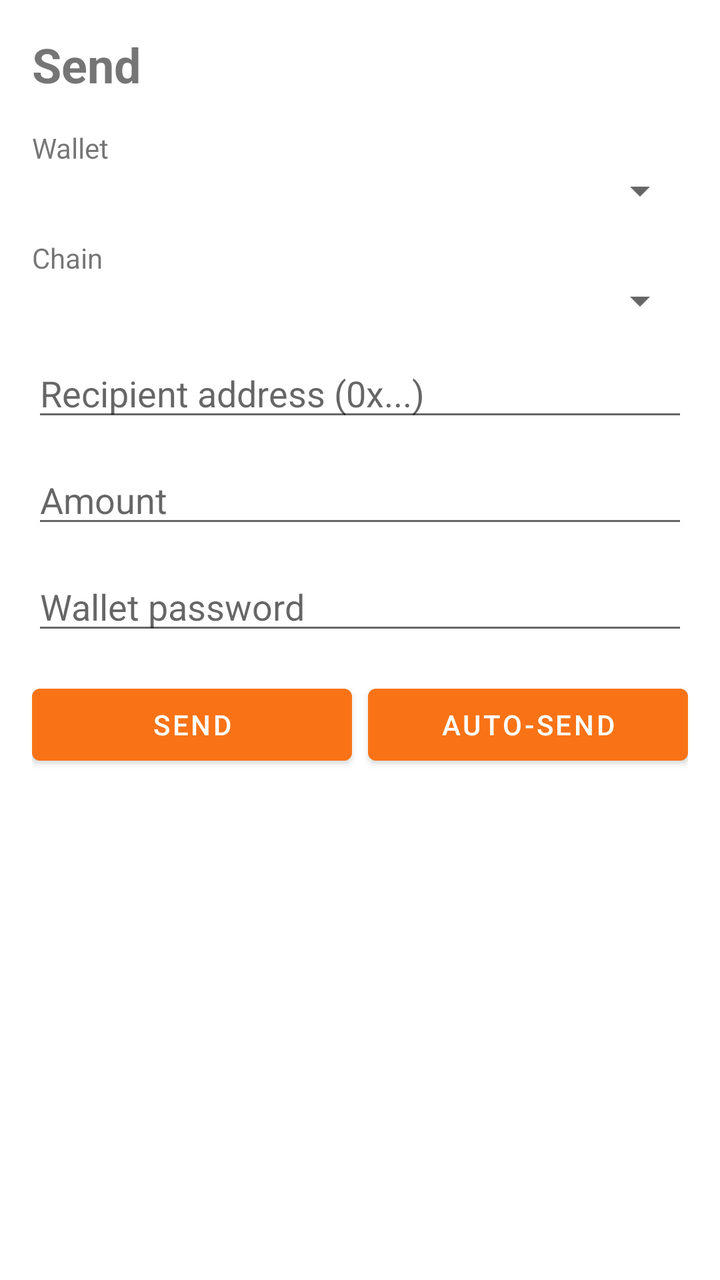
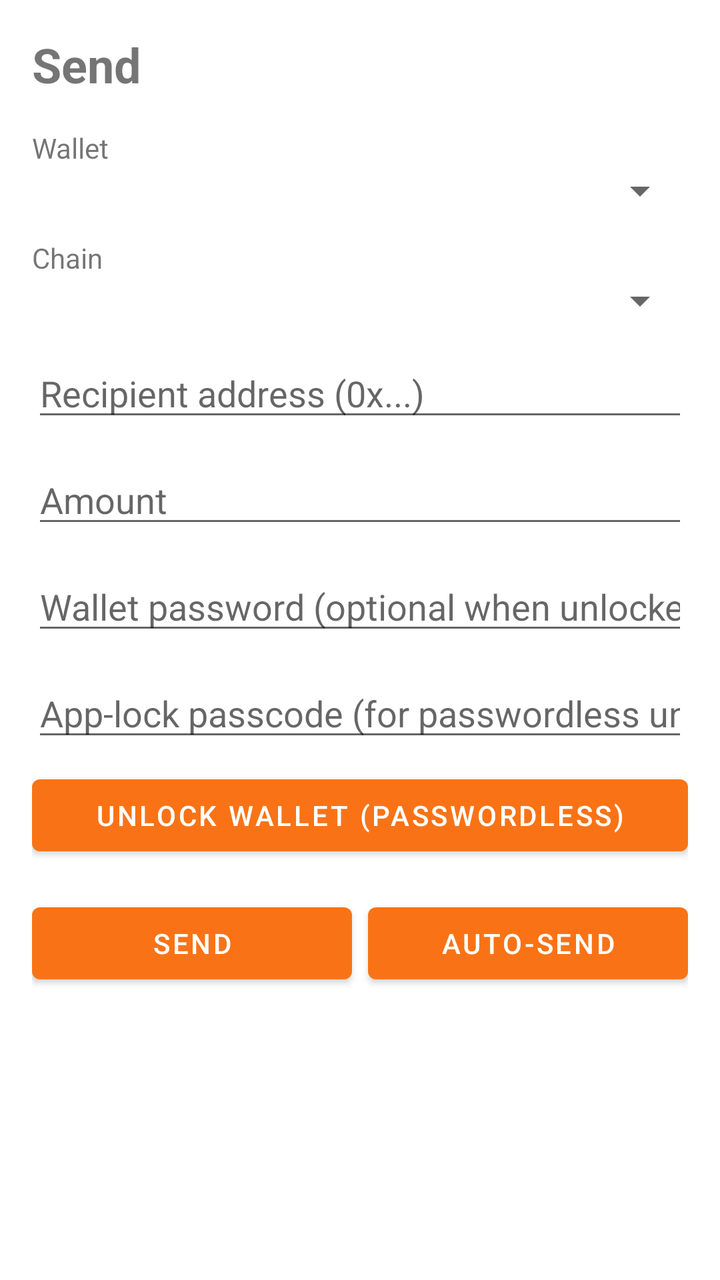

Compare the two renders of this Android layout. The source of the first and the diff that turns it into the second are given below.
<!-- AndroidManifest.xml: application theme Theme.UserWallet -->
<!-- res/layout/fragment_send.xml -->
<?xml version="1.0" encoding="utf-8"?>
<LinearLayout xmlns:android="http://schemas.android.com/apk/res/android"
    android:layout_width="match_parent"
    android:layout_height="match_parent"
    android:orientation="vertical"
    android:padding="16dp">

    <TextView
        android:layout_width="wrap_content"
        android:layout_height="wrap_content"
        android:text="Send"
        android:textSize="24sp"
        android:textStyle="bold" />

    <TextView
        android:layout_width="wrap_content"
        android:layout_height="wrap_content"
        android:layout_marginTop="16dp"
        android:text="Wallet"
        android:textSize="14sp" />

    <Spinner
        android:id="@+id/walletSpinner"
        android:layout_width="match_parent"
        android:layout_height="wrap_content" />

    <TextView
        android:layout_width="wrap_content"
        android:layout_height="wrap_content"
        android:layout_marginTop="12dp"
        android:text="Chain"
        android:textSize="14sp" />

    <Spinner
        android:id="@+id/chainSpinner"
        android:layout_width="match_parent"
        android:layout_height="wrap_content" />

    <EditText
        android:id="@+id/recipientInput"
        android:layout_width="match_parent"
        android:layout_height="wrap_content"
        android:layout_marginTop="12dp"
        android:hint="Recipient address (0x...)"
        android:inputType="text" />

    <EditText
        android:id="@+id/amountInput"
        android:layout_width="match_parent"
        android:layout_height="wrap_content"
        android:layout_marginTop="12dp"
        android:hint="Amount"
        android:inputType="numberDecimal" />

    <EditText
        android:id="@+id/passwordInput"
        android:layout_width="match_parent"
        android:layout_height="wrap_content"
        android:layout_marginTop="12dp"
        android:hint="Wallet password"
        android:inputType="textPassword" />

    <LinearLayout
        android:layout_width="match_parent"
        android:layout_height="wrap_content"
        android:layout_marginTop="16dp"
        android:orientation="horizontal">

        <Button
            android:id="@+id/sendButton"
            android:layout_width="0dp"
            android:layout_height="wrap_content"
            android:layout_weight="1"
            android:text="Send" />

        <Button
            android:id="@+id/autoSendButton"
            android:layout_width="0dp"
            android:layout_height="wrap_content"
            android:layout_weight="1"
            android:layout_marginStart="8dp"
            android:text="Auto-Send" />

    </LinearLayout>

    <TextView
        android:id="@+id/statusTextView"
        android:layout_width="match_parent"
        android:layout_height="wrap_content"
        android:layout_marginTop="16dp"
        android:textSize="14sp"
        android:fontFamily="monospace" />

</LinearLayout>
<!-- resources referenced by this layout -->
<resources>
  <style name="Theme.UserWallet" parent="Theme.MaterialComponents.DayNight.NoActionBar">
          <item name="colorPrimary">#F97316</item>
          <item name="colorPrimaryVariant">#EA580C</item>
          <item name="colorOnPrimary">#FFFFFF</item>
          <item name="colorSecondary">#FB923C</item>
      </style>
</resources>

<!-- the commit's change to res/layout/fragment_send.xml (unified diff, before → after) -->
@@ -57,8 +57,23 @@
         android:layout_width="match_parent"
         android:layout_height="wrap_content"
         android:layout_marginTop="12dp"
-        android:hint="Wallet password"
+        android:hint="Wallet password (optional when unlocked)"
         android:inputType="textPassword" />
+
+    <EditText
+        android:id="@+id/passcodeInput"
+        android:layout_width="match_parent"
+        android:layout_height="wrap_content"
+        android:layout_marginTop="12dp"
+        android:hint="App-lock passcode (for passwordless unlock)"
+        android:inputType="numberPassword" />
+
+    <Button
+        android:id="@+id/unlockButton"
+        android:layout_width="match_parent"
+        android:layout_height="wrap_content"
+        android:layout_marginTop="8dp"
+        android:text="Unlock Wallet (passwordless)" />
 
     <LinearLayout
         android:layout_width="match_parent"
